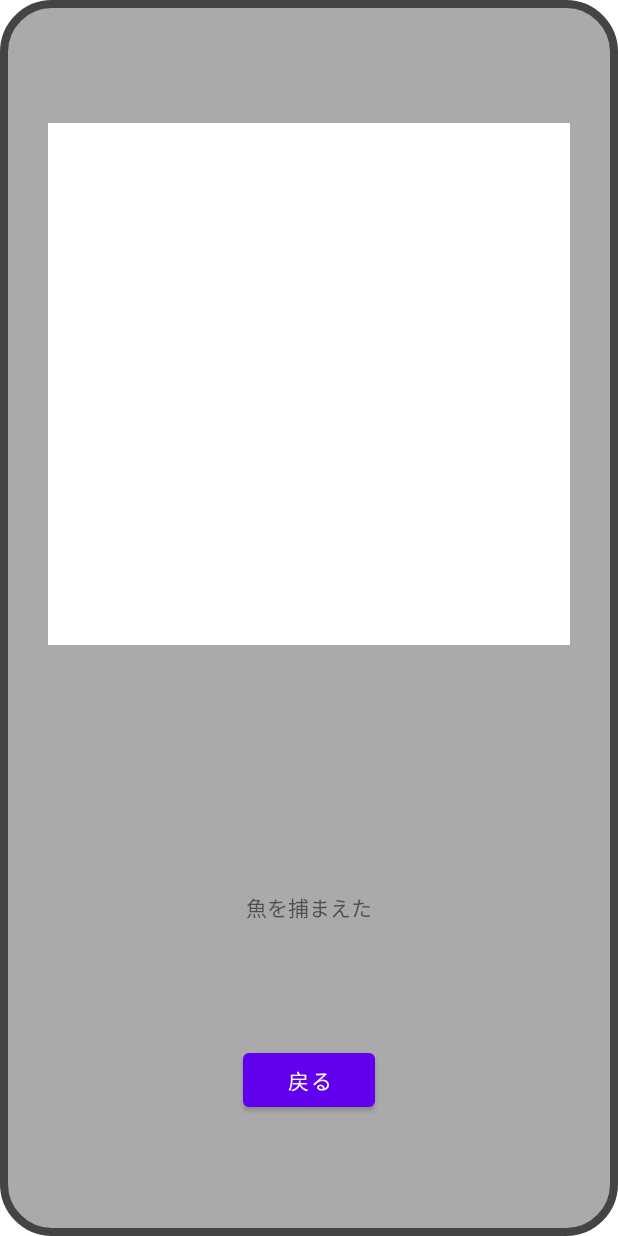
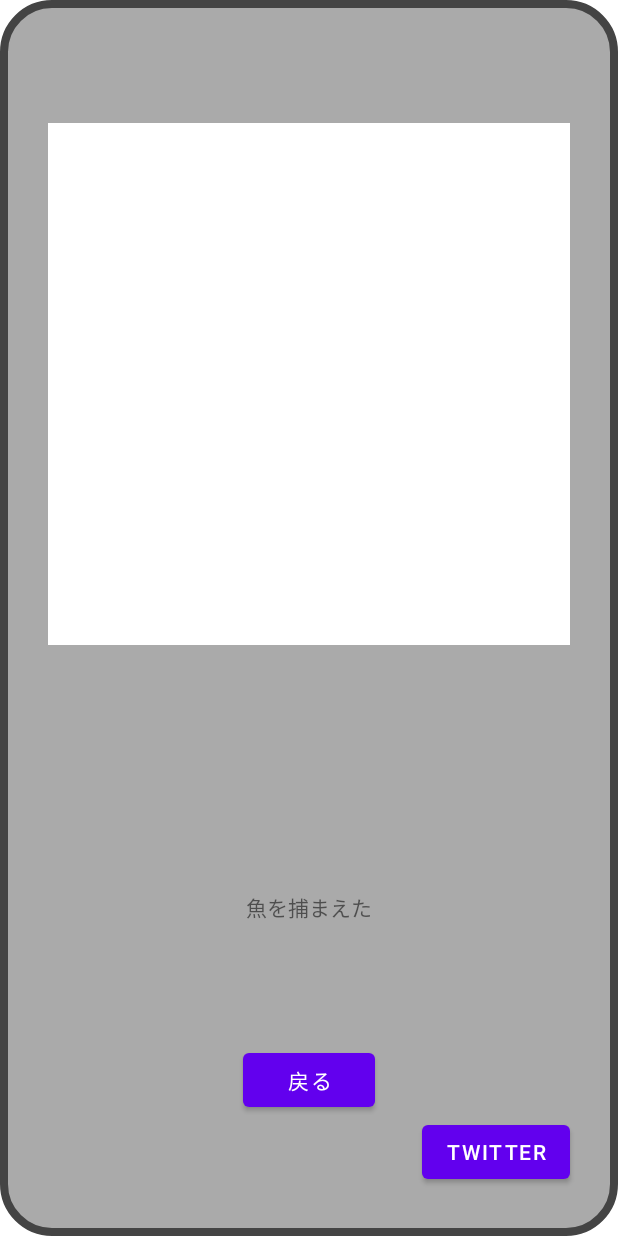
Before and after one commit to SuzakiShouta/SinkIt-GrabIt, an Android app: the layout fragment_get_fish.xml on its own in the app's theme, with its tools: preview values and no code run, on a phone screen of 412 x 824 dp. Run offline under Robolectric (Android 15) with nearby library versions, the phone set to English and light mode, and no system bars.

Commit message:
シェア可能に，ツイートできるぞ！
HomeからGetFishに飛ぶようになった

```diff
--- a/app/src/main/java/b22712/SinkItGrabIt/ui/GetFish/GetFishFragment.kt
+++ b/app/src/main/java/b22712/SinkItGrabIt/ui/GetFish/GetFishFragment.kt
@@ -1,11 +1,14 @@
 package b22712.SinkItGrabIt.ui.GetFish
 
+import android.content.Intent
 import android.os.Bundle
 import android.view.LayoutInflater
 import android.view.View
 import android.view.ViewGroup
+import androidx.core.app.ShareCompat
 import androidx.fragment.app.Fragment
 import androidx.fragment.app.viewModels
+import b22712.SinkItGrabIt.MainActivity
 import b22712.SinkItGrabIt.MainApplication
 import b22712.SinkItGrabIt.databinding.FragmentGetFishBinding
 
@@ -41,6 +44,9 @@ class GetFishFragment: Fragment() {
 
         binding.imageViewFish.setImageDrawable(getFishViewModel.createFish())
 
+        binding.buttonTwitter.setOnClickListener {
+            getFishViewModel.openChooserToShareThisApp(this)
+        }
     }
 
     companion object {
--- a/app/src/main/java/b22712/SinkItGrabIt/ui/home/HomeFragment.kt
+++ b/app/src/main/java/b22712/SinkItGrabIt/ui/home/HomeFragment.kt
@@ -4,7 +4,6 @@ import android.os.Bundle
 import android.view.LayoutInflater
 import android.view.View
 import android.view.ViewGroup
-import android.widget.TextView
 import androidx.fragment.app.Fragment
 import androidx.fragment.app.viewModels
 import b22712.SinkItGrabIt.MainApplication
@@ -33,9 +32,8 @@ class HomeFragment : Fragment() {
         app = (requireActivity().application as MainApplication)
 
         _binding = FragmentHomeBinding.inflate(inflater, container, false)
-        val root: View = binding.root
 
-        return root
+        return binding.root
     }
 
     override fun onViewCreated(view: View, savedInstanceState: Bundle?) {
--- a/app/src/main/java/b22712/SinkItGrabIt/ui/home/HomeViewModel.kt
+++ b/app/src/main/java/b22712/SinkItGrabIt/ui/home/HomeViewModel.kt
@@ -18,7 +18,7 @@ class HomeViewModel(application: MainApplication) : ViewModel() {
 
     fun viewBasePressureFragment(fragment: Fragment, layoutId: Int) {
         val transaction: FragmentTransaction = fragment.parentFragmentManager.beginTransaction()
-        transaction.replace(layoutId, BasePressureFragment.newInstance())
+        transaction.replace(layoutId, GetFishFragment.newInstance())
         transaction.addToBackStack(null)
         transaction.commit()
     }
--- a/app/src/main/res/layout/fragment_get_fish.xml
+++ b/app/src/main/res/layout/fragment_get_fish.xml
@@ -33,6 +33,20 @@
             app:layout_constraintStart_toStartOf="parent"
             app:layout_constraintTop_toBottomOf="@+id/textView2" />
 
+        <Button
+            android:id="@+id/button_twitter"
+            android:layout_width="wrap_content"
+            android:layout_height="wrap_content"
+            android:layout_marginEnd="32dp"
+            android:layout_marginBottom="32dp"
+            android:text="twitter"
+            app:layout_constraintBottom_toBottomOf="parent"
+            app:layout_constraintEnd_toEndOf="parent"
+            app:layout_constraintHorizontal_bias="1.0"
+            app:layout_constraintStart_toStartOf="parent"
+            app:layout_constraintTop_toBottomOf="@+id/layout_fish"
+            app:layout_constraintVertical_bias="1.0" />
+
         <FrameLayout
             android:id="@+id/layout_fish"
             android:layout_width="0dp"
```
Also changed, not shown: app/src/main/AndroidManifest.xml (+11 -0 lines), app/src/main/java/b22712/SinkItGrabIt/FishCreater.kt (+23 -1 lines), app/src/main/java/b22712/SinkItGrabIt/ui/GetFish/GetFishViewModel.kt (+41 -19 lines), app/src/main/res/xml/provider_path.xml (added, +18 -0 lines), app/src/main/res/raw/fish_deep01.png (added).
